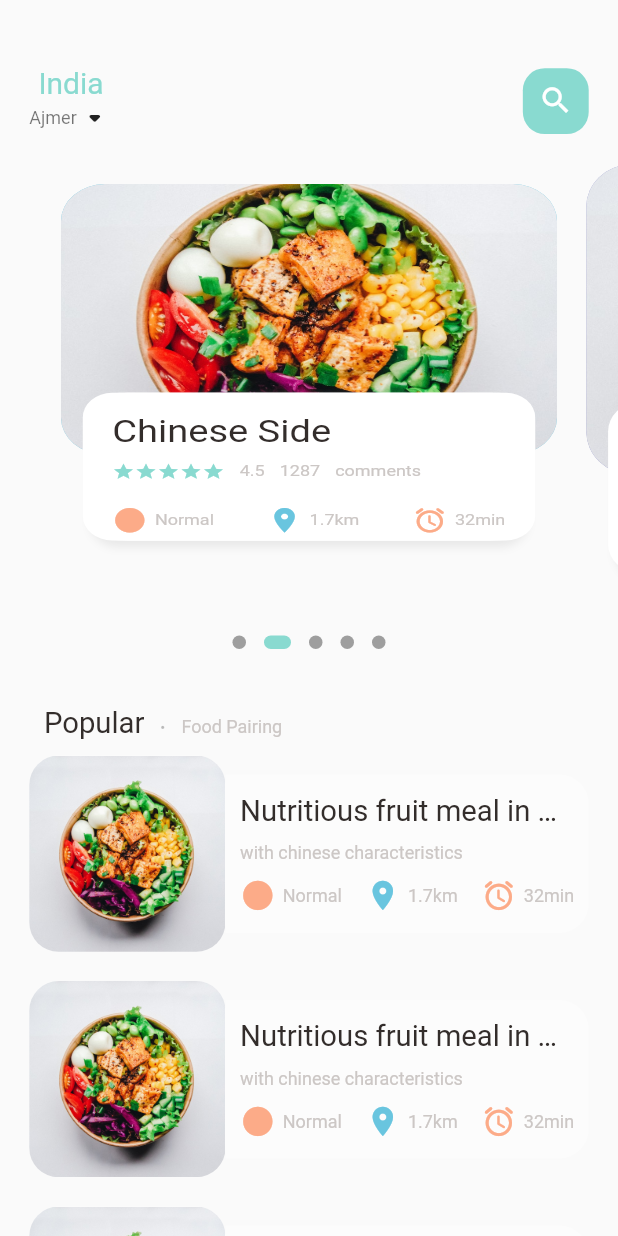
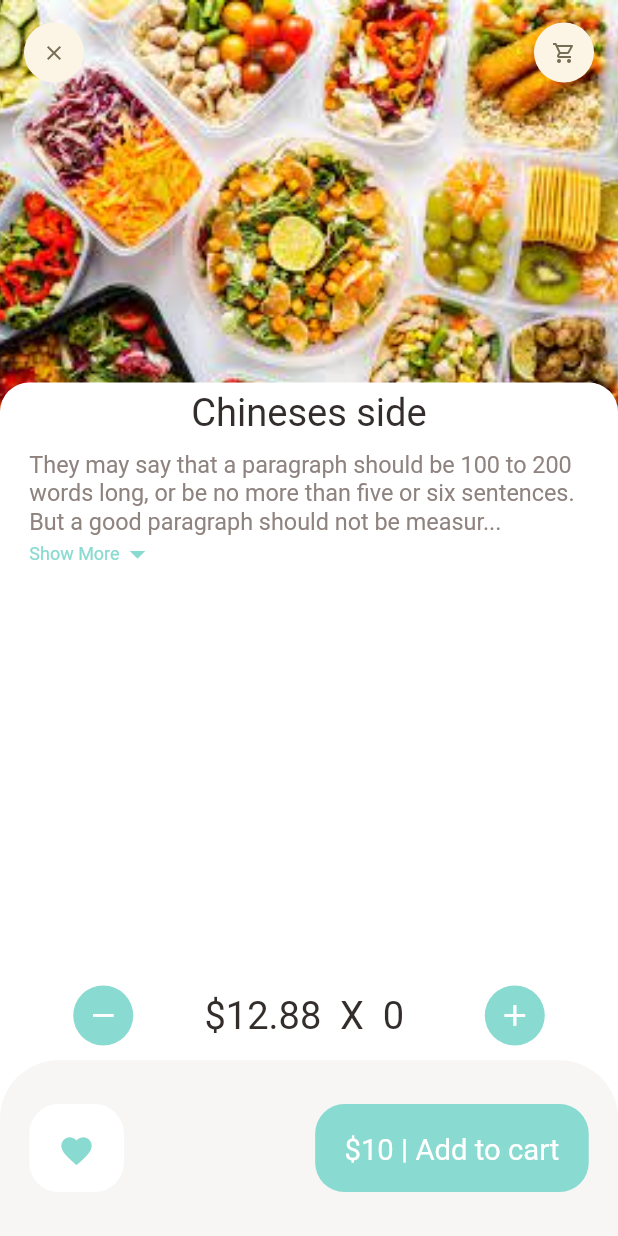
Before and after one commit to imtiyaj786/foodapp, a Flutter app: the screen it shows after launch, on a phone screen of 412 x 824 dp. Run offline on Flutter 3.47's test engine with Material 2 defaults, Android fonts, the phone set to English and light mode, and no system bars; drawn by our look-alikes of dots_indicator; our stand-ins replace get; Roboto replaces fonts that are missing (Montserrat).

Commit message:
recommended food page done

```diff
--- a/lib/main.dart
+++ b/lib/main.dart
@@ -1,4 +1,7 @@
 import 'package:flutter/material.dart';
+import 'package:foodapp/pages/food/popular_food_detail.dart';
+import 'package:foodapp/pages/food/recommended_food_detail.dart';
+import 'package:foodapp/pages/home/food_page_body.dart';
 import 'package:foodapp/pages/home/main_food_page.dart';
 import 'package:get/get.dart';
 
@@ -20,7 +23,11 @@ class MyApp extends StatelessWidget {
 
         primarySwatch: Colors.blue,
       ),
-      home: MainFoodPage(),
+      home: RecommendedFoodDetail(),
+      // home: MainFoodPage(),
+      // home: FoodPageBody(),
+      // home: PopularFoodDetail(),
+      // home: RecommendedFoodDetail(),
     );
   }
 }
--- /dev/null
+++ b/lib/pages/food/recommended_food_detail.dart
@@ -0,0 +1,163 @@
+import 'package:flutter/material.dart';
+import 'package:flutter/src/widgets/framework.dart';
+import 'package:flutter/src/widgets/placeholder.dart';
+import 'package:foodapp/utils/colors.dart';
+import 'package:foodapp/utils/dimensions.dart';
+import 'package:foodapp/widgets/app_icon.dart';
+import 'package:foodapp/widgets/big_text.dart';
+import 'package:foodapp/widgets/extendable_text_widget.dart';
+
+class RecommendedFoodDetail extends StatelessWidget {
+  const RecommendedFoodDetail({super.key});
+
+  @override
+  Widget build(BuildContext context) {
+    return Scaffold(
+      backgroundColor: Colors.white,
+      body: CustomScrollView(
+        slivers: [
+          SliverAppBar(
+            toolbarHeight: 70,
+            title: Row(
+              mainAxisAlignment: MainAxisAlignment.spaceBetween,
+              children: [
+                AppIcon(icon: Icons.clear),
+                AppIcon(icon: Icons.shopping_cart_outlined),
+              ],
+            ),
+            bottom: PreferredSize(
+              preferredSize: Size.fromHeight(20),
+              child: Container(
+                child: Center(
+                    child: BigText(
+                        size: Dimensions.font26, text: "Chineses side")),
+                width: double.maxFinite,
+                padding: EdgeInsets.only(top: 5, bottom: 10),
+                decoration: BoxDecoration(
+                    color: Colors.white,
+                    borderRadius: BorderRadius.only(
+                      topLeft: Radius.circular(Dimensions.radius20),
+                      topRight: Radius.circular(Dimensions.radius20),
+                    )),
+              ),
+            ),
+            pinned: true,
+            backgroundColor: AppColors.yellowColor,
+            expandedHeight: 300,
+            flexibleSpace: FlexibleSpaceBar(
+              background: Image.asset(
+                "assets/image/food3.jpg",
+                width: double.maxFinite,
+                fit: BoxFit.cover,
+              ),
+            ),
+          ),
+          SliverToBoxAdapter(
+            child: Column(
+              children: [
+                Container(
+                  child: ExpandableTextWidget(
+                      text:
+                          "They may say that a paragraph should be 100 to 200 words long, or be no more than five or six sentences. But a good paragraph should not be measured in characters, words, or sentences. The true measure of your paragraphs should be ideas.They may say that a paragraph should be 100 to 200 words long, or be no more than five or six sentences. But a good paragraph should not be measured in characters, words, or sentences. The true measure of your paragraphs should be ideas."),
+                  margin: EdgeInsets.only(
+                    left: Dimensions.width20,
+                    right: Dimensions.width20,
+                  ),
+                ),
+              ],
+            ),
+          ),
+        ],
+      ),
+      // bottom
+      bottomNavigationBar: Column(
+        mainAxisSize: MainAxisSize.min,
+        children: [
+          Container(
+            padding: EdgeInsets.only(
+              left: Dimensions.width20 * 2.5,
+              right: Dimensions.width20 * 2.5,
+              top: Dimensions.height10,
+              bottom: Dimensions.height10,
+            ),
+            child: Row(
+              mainAxisAlignment: MainAxisAlignment.spaceBetween,
+              children: [
+                AppIcon(
+                    iconSize: Dimensions.iconSize24,
+                    iconColor: Colors.white,
+                    backgroundColor: AppColors.mainColor,
+                    icon: Icons.remove),
+                BigText(
+                  text: "\$12.88 " + " X " + " 0 ",
+                  color: AppColors.mainBlackColor,
+                  size: Dimensions.font26,
+                ),
+                AppIcon(
+                    iconSize: Dimensions.iconSize24,
+                    iconColor: Colors.white,
+                    backgroundColor: AppColors.mainColor,
+                    icon: Icons.add),
+              ],
+            ),
+          ),
+          // here bottom
+          Container(
+            height: Dimensions.bottomHeightBar,
+            padding: EdgeInsets.only(
+                top: Dimensions.height30,
+                bottom: Dimensions.height30,
+                left: Dimensions.width20,
+                right: Dimensions.width20),
+            decoration: BoxDecoration(
+              color: AppColors.buttonBackgroundColor,
+              borderRadius: BorderRadius.only(
+                topLeft: Radius.circular(Dimensions.radius20 * 2),
+                topRight: Radius.circular(Dimensions.radius20 * 2),
+              ),
+            ),
+            child: Row(
+              mainAxisAlignment: MainAxisAlignment.spaceBetween,
+              children: [
+                Container(
+                  padding: EdgeInsets.only(
+                    top: Dimensions.height20,
+                    bottom: Dimensions.height20,
+                    left: Dimensions.width20,
+                    right: Dimensions.width20,
+                  ),
+                  decoration: BoxDecoration(
+                    color: Colors.white,
+                    borderRadius: BorderRadius.circular(Dimensions.radius20),
+                  ),
+                  child: Icon(
+                    Icons.favorite,
+                    color: AppColors.mainColor,
+                  ),
+                ),
+                // this container for total price
+                Container(
+                  padding: EdgeInsets.only(
+                    top: Dimensions.height20,
+                    bottom: Dimensions.height20,
+                    left: Dimensions.width20,
+                    right: Dimensions.width20,
+                  ),
+                  child: BigText(
+                    text: "\$10 | Add to cart",
+                    color: Colors.white,
+                  ),
+                  decoration: BoxDecoration(
+                      borderRadius: BorderRadius.circular(
+                        Dimensions.radius20,
+                      ),
+                      color: AppColors.mainColor),
+                ),
+              ],
+            ),
+          ),
+        ],
+      ),
+    );
+  }
+}
--- a/lib/widgets/app_icon.dart
+++ b/lib/widgets/app_icon.dart
@@ -8,11 +8,13 @@ class AppIcon extends StatelessWidget {
   final double size;
   final Color iconColor;
   final Color backgroundColor;
+  final double iconSize;
 
   AppIcon({
     super.key,
     required this.icon,
     this.size = 40,
+    this.iconSize = 16,
     this.iconColor = const Color(0xFF756d54),
     this.backgroundColor = const Color(0xFFfcf4e4),
   });
@@ -29,7 +31,7 @@ class AppIcon extends StatelessWidget {
       child: Icon(
         icon,
         color: iconColor,
-        size: Dimensions.iconSize16,
+        size: iconSize,
       ),
     );
   }
```
